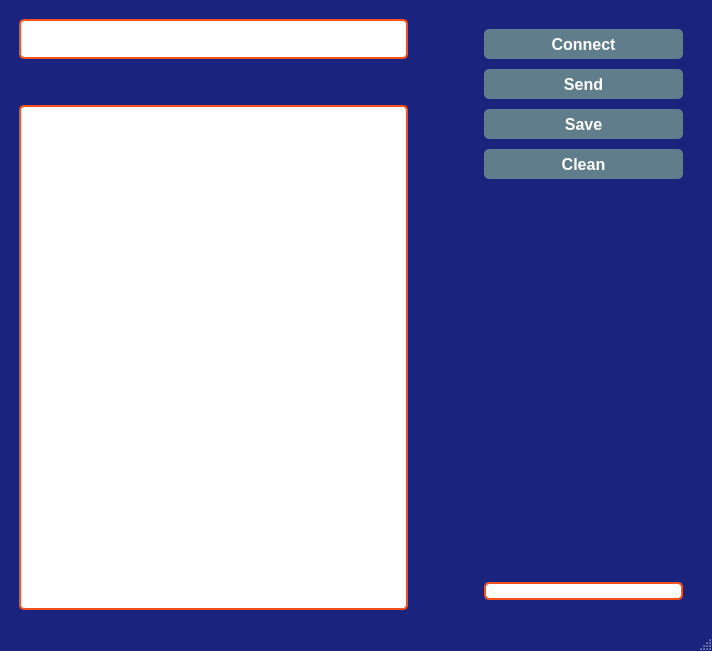
This is lunch.ui in ahmadasmandar/fis_gui as Qt 5 draws it before an edit. The edited form follows.
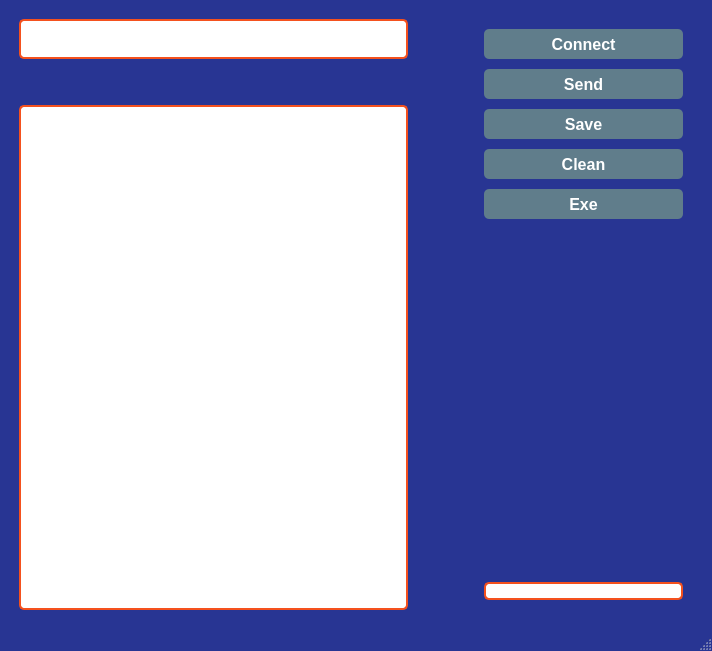
This is the edited form. Icons and pictures are not drawn.

Commit message: open command line from python

Diff of the .ui file:
```diff
--- a/lunch.ui
+++ b/lunch.ui
@@ -16,7 +16,7 @@
   <property name="styleSheet">
    <string notr="true">QMainWindow{
   border-radius: 25px;
-background: #1a237e;
+background: #283593;
 
 
 }
@@ -97,7 +97,7 @@
         <property name="font">
          <font>
           <family>Fira Code Medium</family>
-          <pointsize>8</pointsize>
+          <pointsize>10</pointsize>
          </font>
         </property>
        </widget>
@@ -262,6 +262,33 @@
           </property>
          </widget>
         </item>
+        <item>
+         <widget class="QPushButton" name="exc_com">
+          <property name="minimumSize">
+           <size>
+            <width>199</width>
+            <height>30</height>
+           </size>
+          </property>
+          <property name="maximumSize">
+           <size>
+            <width>150</width>
+            <height>30</height>
+           </size>
+          </property>
+          <property name="font">
+           <font>
+            <pointsize>12</pointsize>
+            <weight>75</weight>
+            <bold>true</bold>
+            <kerning>true</kerning>
+           </font>
+          </property>
+          <property name="text">
+           <string>Exe</string>
+          </property>
+         </widget>
+        </item>
         <item>
          <spacer name="verticalSpacer">
           <property name="orientation">
```
The commit also changes 2 other files.
